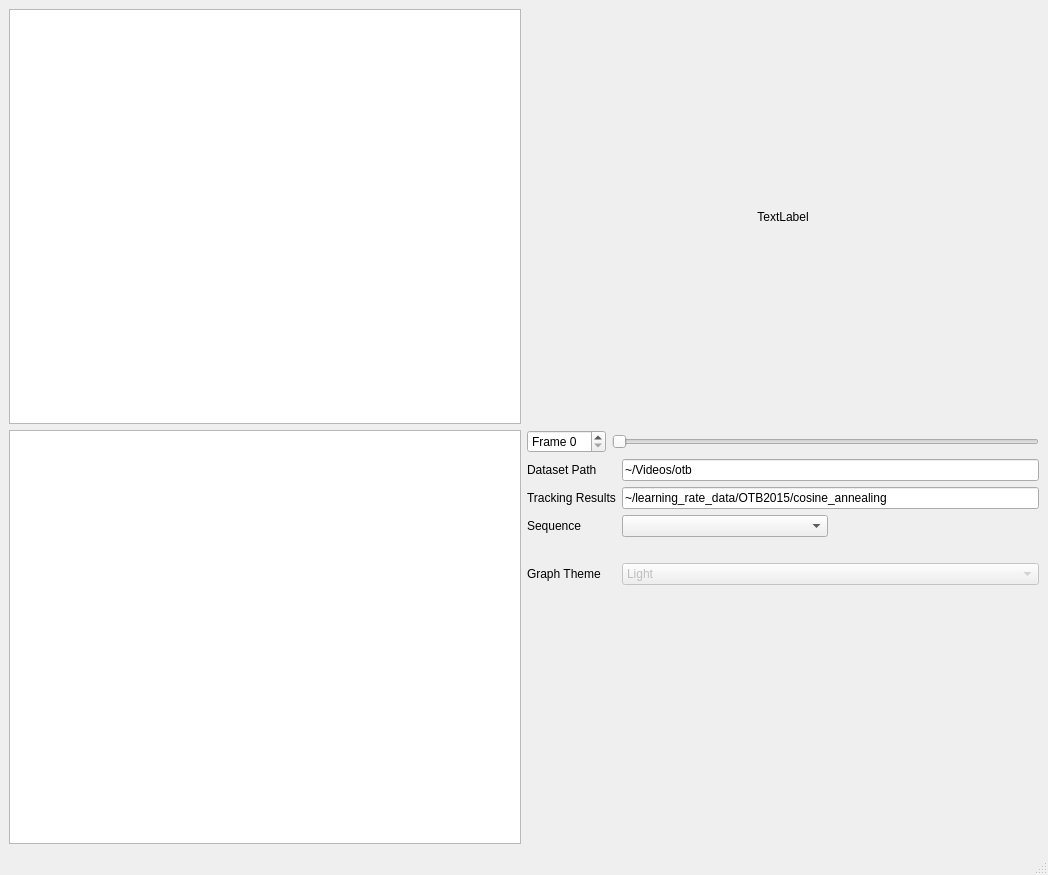
brobeson/tracking-analyzer, file tracking-analyzer/gui/main_window.ui: the form before one commit.
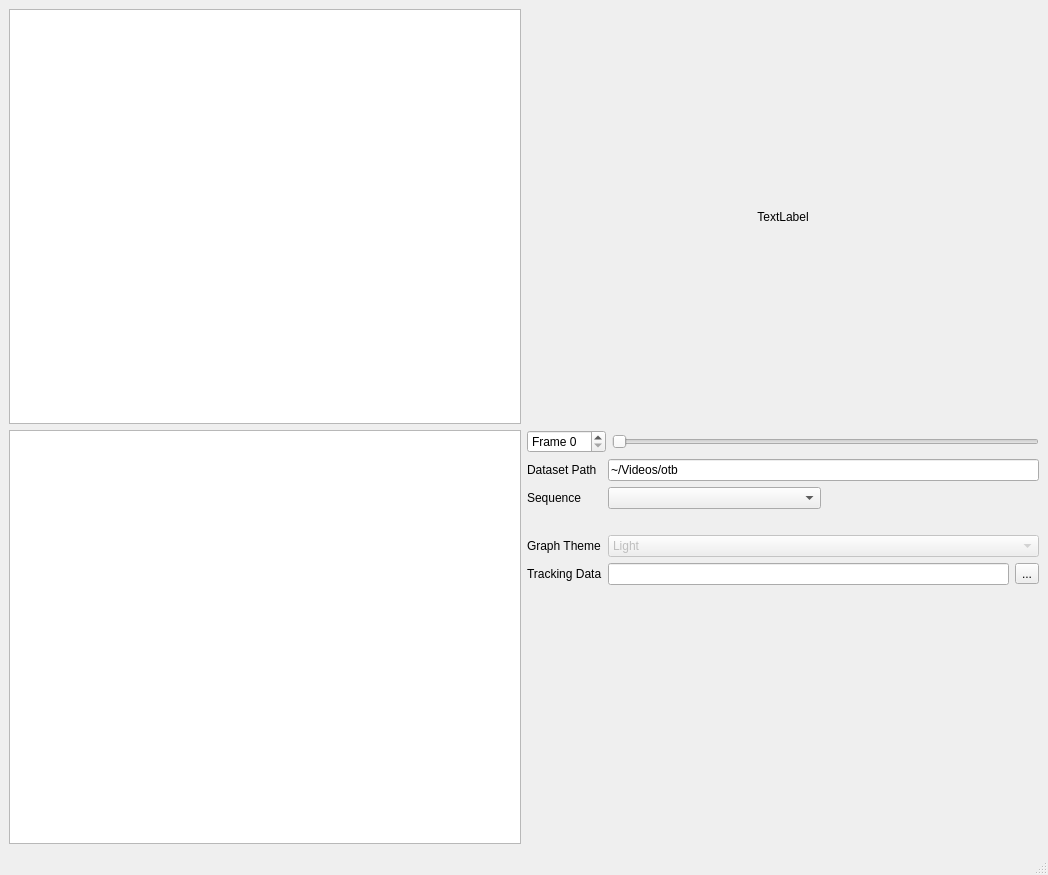
The form after the commit. Icons and pictures are not drawn. Custom widgets are drawn as their Qt base class.

Commit message: wip loading metadata

Patch:
```diff
--- a/tracking-analyzer/gui/main_window.ui
+++ b/tracking-analyzer/gui/main_window.ui
@@ -70,14 +70,14 @@
           </property>
          </widget>
         </item>
-        <item row="3" column="0">
+        <item row="1" column="0">
          <widget class="QLabel" name="label_4">
           <property name="text">
            <string>Sequence</string>
           </property>
          </widget>
         </item>
-        <item row="3" column="1">
+        <item row="1" column="1">
          <layout class="QHBoxLayout" name="horizontalLayout_2">
           <item>
            <widget class="QComboBox" name="sequence">
@@ -95,7 +95,21 @@
           </item>
          </layout>
         </item>
-        <item row="5" column="1">
+        <item row="2" column="1">
+         <widget class="QLabel" name="sequence_path">
+          <property name="text">
+           <string/>
+          </property>
+         </widget>
+        </item>
+        <item row="3" column="0">
+         <widget class="QLabel" name="label_2">
+          <property name="text">
+           <string>Graph Theme</string>
+          </property>
+         </widget>
+        </item>
+        <item row="3" column="1">
          <widget class="QComboBox" name="comboBox">
           <property name="enabled">
            <bool>false</bool>
@@ -142,31 +156,27 @@
           </item>
          </widget>
         </item>
-        <item row="5" column="0">
-         <widget class="QLabel" name="label_2">
-          <property name="text">
-           <string>Graph Theme</string>
-          </property>
-         </widget>
-        </item>
         <item row="4" column="1">
-         <widget class="QLabel" name="sequence_path">
-          <property name="text">
-           <string/>
-          </property>
-         </widget>
+         <layout class="QHBoxLayout" name="horizontalLayout_3">
+          <item>
+           <widget class="QLineEdit" name="results_path"/>
+          </item>
+          <item>
+           <widget class="QToolButton" name="toolButton">
+            <property name="text">
+             <string>...</string>
+            </property>
+            <property name="icon">
+             <iconset theme="open"/>
+            </property>
+           </widget>
+          </item>
+         </layout>
         </item>
-        <item row="1" column="0">
+        <item row="4" column="0">
          <widget class="QLabel" name="label_5">
           <property name="text">
-           <string>Tracking Results</string>
-          </property>
-         </widget>
-        </item>
-        <item row="1" column="1">
-         <widget class="QLineEdit" name="results_path">
-          <property name="text">
-           <string>~/learning_rate_data/OTB2015/cosine_annealing</string>
+           <string>Tracking Data</string>
           </property>
          </widget>
         </item>
```
